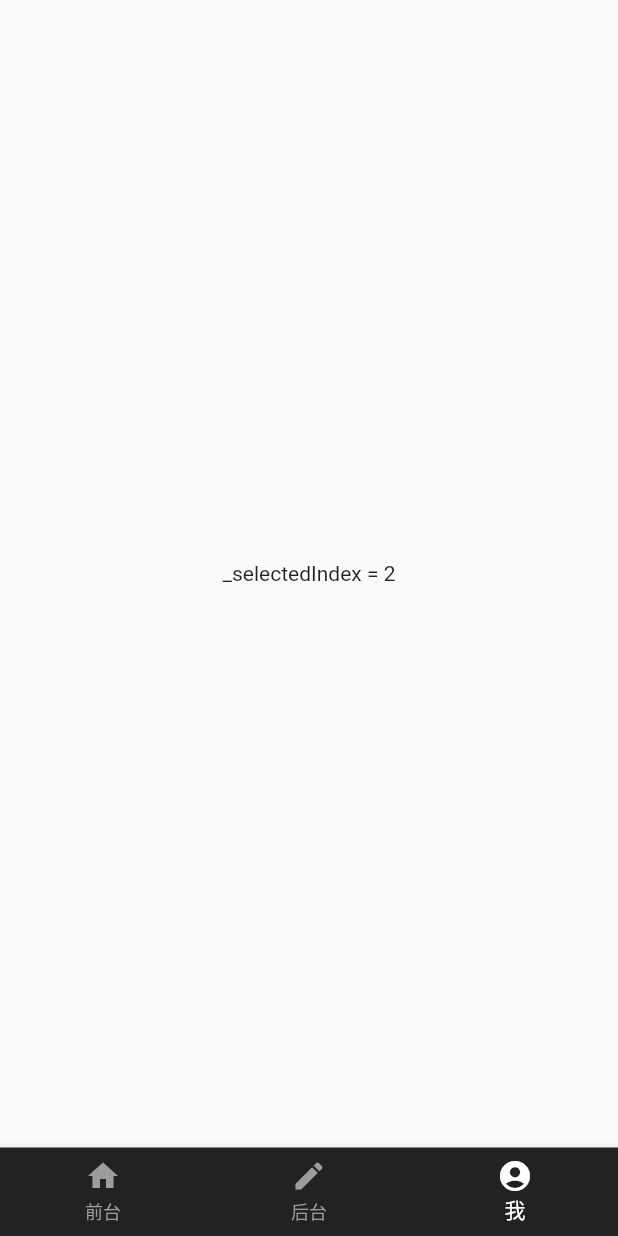
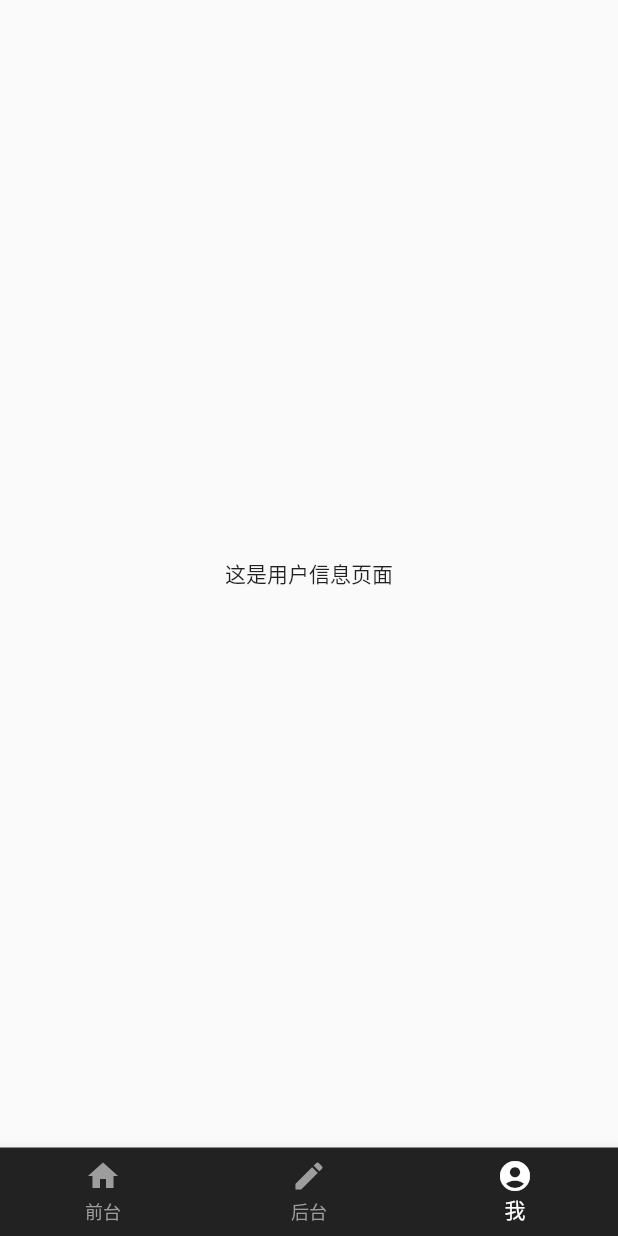
Before and after one commit to heguangyu5/ourblog-serverless-flutter-app, a Flutter app: the screen it shows after launch, item 3 of the bottom bar chosen, on a phone screen of 412 x 824 dp. Run offline on Flutter 3.47's test engine with Material 2 defaults, Android fonts, the phone set to English and light mode, and no system bars.

Commit message:
split Index, Admin, User to single file

```diff
--- /dev/null
+++ b/lib/User.dart
@@ -0,0 +1,11 @@
+import 'package:flutter/material.dart';
+
+class UserWidget extends StatelessWidget
+{
+  @override
+  Widget build(BuildContext context) {
+    return Center(
+      child: Text('这是用户信息页面'),
+    );
+  }
+}
--- a/lib/main.dart
+++ b/lib/main.dart
@@ -1,4 +1,7 @@
 import 'package:flutter/material.dart';
+import 'package:ourblog/Admin.dart';
+import 'package:ourblog/Index.dart';
+import 'package:ourblog/User.dart';
 
 void main() {
   runApp(OurBlogApp());
@@ -36,7 +39,7 @@ class _OurBlogHomeWidgetState extends State<OurBlogHomeWidget>
   Widget build(BuildContext context) {
     return Scaffold(
       body: Center(
-        child: Text("_selectedIndex = $_selectedIndex"),
+        child: _selectedIndex == 0 ? IndexWidget() : (_selectedIndex == 1 ? AdminWidget() : UserWidget()),
       ),
       bottomNavigationBar: BottomNavigationBar(
         items: <BottomNavigationBarItem>[
```
Also changed, not shown: lib/Admin.dart (added, +11 -0 lines), lib/Index.dart (added, +11 -0 lines).
